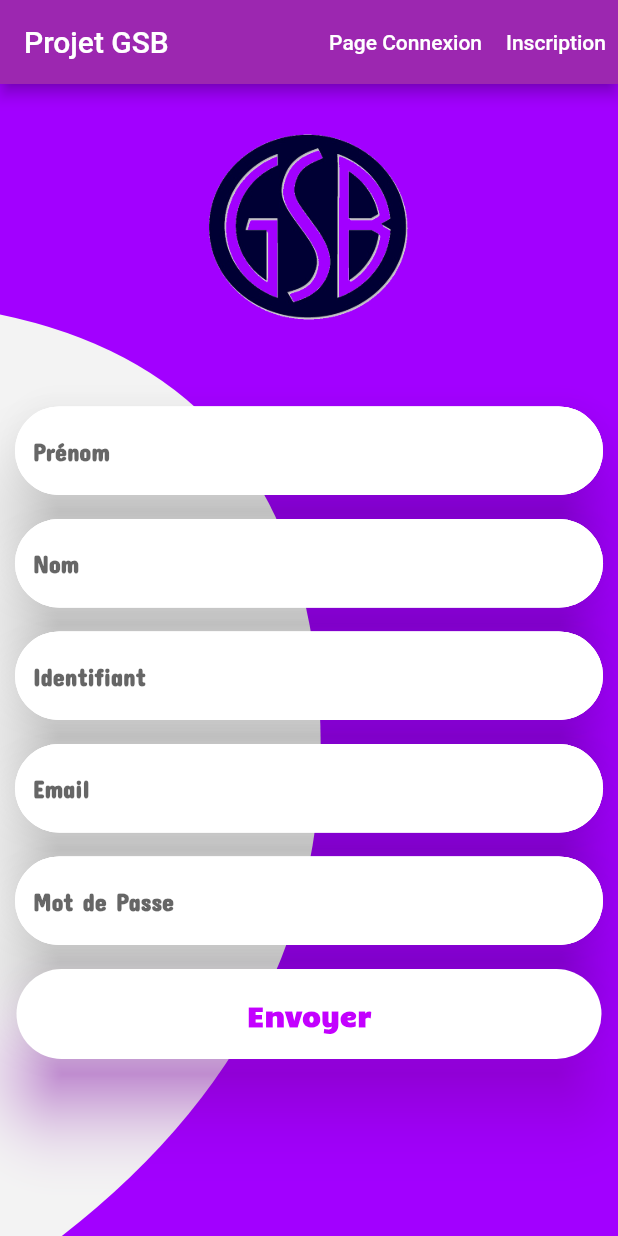
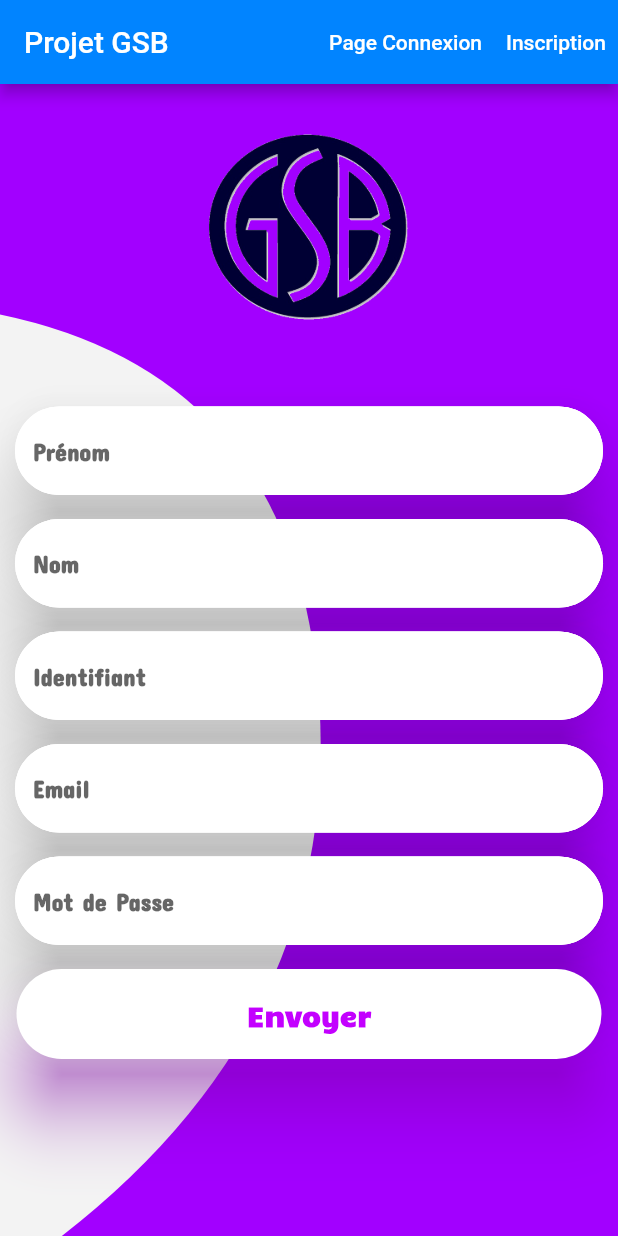
Before and after one commit to youken34/Projet-GSB-Mobile, a Flutter app: the screen it shows after launch, on a phone screen of 412 x 824 dp. Run offline on Flutter 3.47's test engine with Material 2 defaults, Android fonts, the phone set to English and light mode, and no system bars.

Commit message:
Changement couleur appBar

```diff
--- a/Tuto_2 (D)/lib/screens/inscription.dart
+++ b/Tuto_2 (D)/lib/screens/inscription.dart
@@ -12,7 +12,7 @@ class Inscription extends StatelessWidget {
   Widget build(BuildContext context) {
     return Scaffold(
       appBar: AppBar(
-        backgroundColor: Colors.purple,
+        backgroundColor: Color.fromARGB(255, 1, 132, 255),
         title: Text('Projet GSB'),
         actions: [
           TextButton(
```
